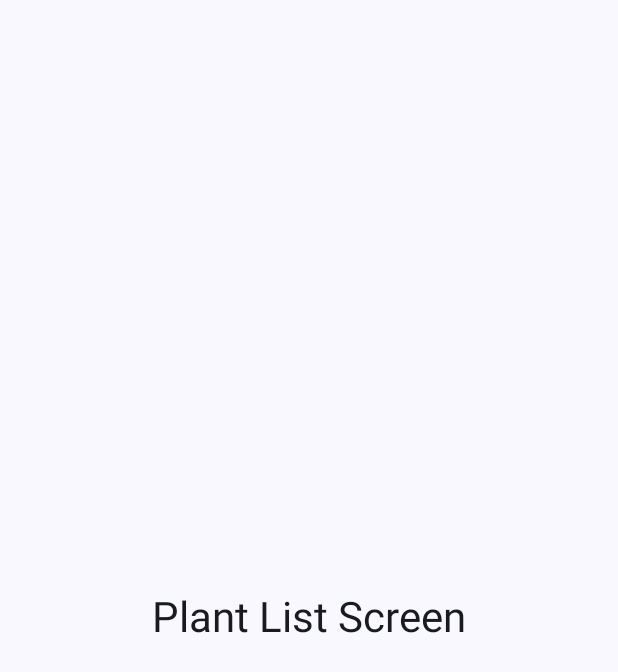
After one commit to JuanLeo83/WaterMeAndroid, an Android app built with Jetpack Compose: the composable AppNavigation shown on its own in the app's theme, on a phone screen of 412 x 824 dp. The commit adds this screen. Shown: the top 672 px of the screen. Run offline under Robolectric (Android 15) with nearby library versions, the phone set to English and light mode, and no system bars.

Commit message:
feat: implement navigation with Compose Navigation
- Add Navigation Compose dependency v2.9.6
- Create AppNavigation.kt with NavHost and routes setup
- Define Routes sealed class for type-safe navigation
  - PlantList route: 'list' (start destination)
  - PlantDetail route: 'detail/{plantId}' with Long argument (-1L = new plant)
- Add placeholder screens for list and detail (will be implemented in Historia 1)
- Update MainActivity.kt to use AppNavigation()
- Remove default Greeting example code from MainActivity
- Update tasks.md marking navigation setup as completed

```diff
--- a/app/build.gradle.kts
+++ b/app/build.gradle.kts
@@ -64,6 +64,9 @@ dependencies {
     // WorkManager for Background Tasks
     implementation(libs.androidx.work.runtime.ktx)
 
+    // Navigation Compose
+    implementation(libs.androidx.navigation.compose)
+
     testImplementation(libs.junit)
     androidTestImplementation(libs.androidx.junit)
     androidTestImplementation(libs.androidx.espresso.core)
--- /dev/null
+++ b/app/src/main/java/com/juanleodev/waterme/ui/navigation/AppNavigation.kt
@@ -0,0 +1,75 @@
+package com.juanleodev.waterme.ui.navigation
+
+import androidx.compose.foundation.layout.Box
+import androidx.compose.foundation.layout.fillMaxSize
+import androidx.compose.material3.MaterialTheme
+import androidx.compose.material3.Text
+import androidx.compose.runtime.Composable
+import androidx.compose.ui.Alignment
+import androidx.compose.ui.Modifier
+import androidx.navigation.NavHostController
+import androidx.navigation.NavType
+import androidx.navigation.compose.NavHost
+import androidx.navigation.compose.composable
+import androidx.navigation.compose.rememberNavController
+import androidx.navigation.navArgument
+
+/**
+ * Main navigation graph for the WaterMe app.
+ * Defines routes and navigation structure.
+ */
+@Composable
+fun AppNavigation(navController: NavHostController = rememberNavController()) {
+    NavHost(
+        navController = navController,
+        startDestination = Routes.PlantList.route
+    ) {
+        // Plant List Screen
+        composable(route = Routes.PlantList.route) {
+            // TODO: Implement PlantListScreen in Historia 1
+            PlaceholderScreen(text = "Plant List Screen")
+        }
+
+        // Plant Detail Screen (for adding/editing)
+        composable(
+            route = Routes.PlantDetail.route,
+            arguments = listOf(
+                navArgument("plantId") {
+                    type = NavType.LongType
+                    defaultValue = -1L // -1 means "new plant"
+                }
+            )
+        ) { backStackEntry ->
+            val plantId = backStackEntry.arguments?.getLong("plantId") ?: -1L
+            // TODO: Implement PlantDetailScreen in Historia 1
+            PlaceholderScreen(text = "Plant Detail Screen\nPlant ID: $plantId")
+        }
+    }
+}
+
+/**
+ * Temporary placeholder screen for setup.
+ * Will be replaced with actual screens in Historia 1.
+ */
+@Composable
+private fun PlaceholderScreen(text: String) {
+    Box(
+        modifier = Modifier.fillMaxSize(),
+        contentAlignment = Alignment.Center
+    ) {
+        Text(
+            text = text,
+            style = MaterialTheme.typography.headlineMedium
+        )
+    }
+}
+
+/**
+ * Navigation routes for the app.
+ */
+sealed class Routes(val route: String) {
+    data object PlantList : Routes("list")
+    data object PlantDetail : Routes("detail/{plantId}") {
+        fun createRoute(plantId: Long = -1L) = "detail/$plantId"
+    }
+}
--- a/gradle/libs.versions.toml
+++ b/gradle/libs.versions.toml
@@ -12,6 +12,7 @@ koin = "4.1.1"
 room = "2.8.3"
 ksp = "2.1.0-1.0.29"
 workManager = "2.11.0"
+navigationCompose = "2.9.6"
 
 [libraries]
 androidx-core-ktx = { group = "androidx.core", name = "core-ktx", version.ref = "coreKtx" }
@@ -34,6 +35,7 @@ androidx-room-runtime = { group = "androidx.room", name = "room-runtime", versio
 androidx-room-ktx = { group = "androidx.room", name = "room-ktx", version.ref = "room" }
 androidx-room-compiler = { group = "androidx.room", name = "room-compiler", version.ref = "room" }
 androidx-work-runtime-ktx = { group = "androidx.work", name = "work-runtime-ktx", version.ref = "workManager" }
+androidx-navigation-compose = { group = "androidx.navigation", name = "navigation-compose", version.ref = "navigationCompose" }
 
 [plugins]
 android-application = { id = "com.android.application", version.ref = "agp" }
```
Also changed, not shown: app/src/main/java/com/juanleodev/waterme/MainActivity.kt (+2 -29 lines), 1 other file.
